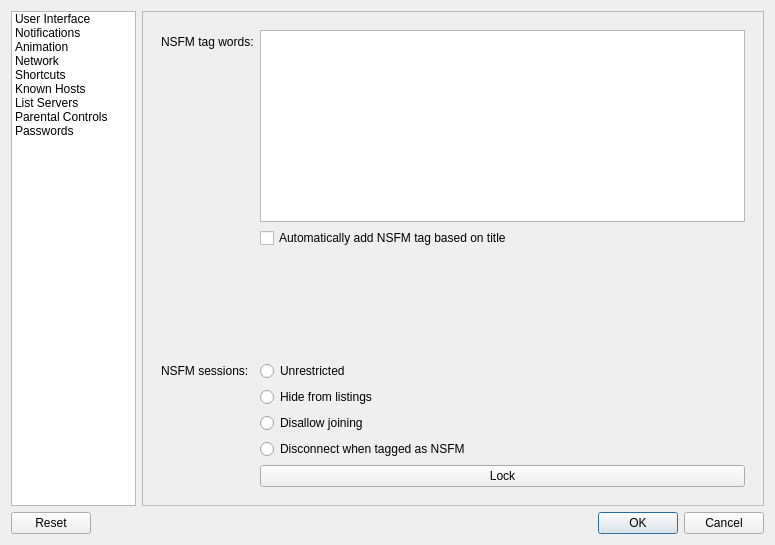
Old version of the form src/desktop/ui/settings.ui in the repository drawpile/Drawpile.
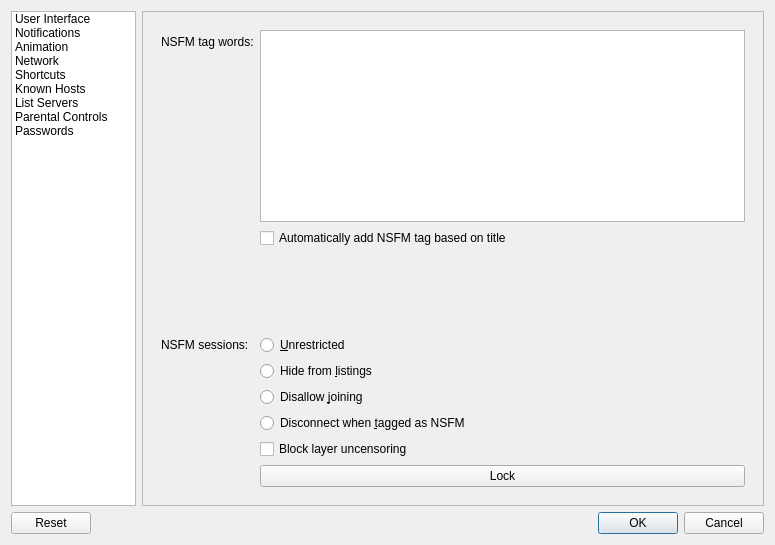
New version of the form. The open tabs and pages were chosen to show the change. Icons and pictures are not drawn.

Commit message:
Implement layer autocensoring
Protocol change: add a "flags" field to LayerAttributes.
When the censored flag is set (and censoring is not disabled)
a stripe pattern is drawn over non-null tiles of censored
layers.

```diff
--- a/src/desktop/ui/settings.ui
+++ b/src/desktop/ui/settings.ui
@@ -857,42 +857,49 @@
               </property>
              </widget>
             </item>
-            <item row="3" column="0">
+            <item row="4" column="0">
              <widget class="QLabel" name="label_14">
               <property name="text">
                <string>NSFM sessions:</string>
               </property>
              </widget>
             </item>
-            <item row="3" column="1">
-             <widget class="QRadioButton" name="nsfmUnrestricted">
-              <property name="text">
-               <string>Unrestricted</string>
-              </property>
-             </widget>
-            </item>
             <item row="4" column="1">
-             <widget class="QRadioButton" name="nsfmHide">
+             <widget class="QRadioButton" name="nsfmUnrestricted">
               <property name="text">
-               <string>Hide from listings</string>
+               <string>&amp;Unrestricted</string>
               </property>
              </widget>
             </item>
             <item row="5" column="1">
-             <widget class="QRadioButton" name="nsfmNoJoin">
+             <widget class="QRadioButton" name="nsfmHide">
               <property name="text">
-               <string>Disallow joining</string>
+               <string>Hide from &amp;listings</string>
               </property>
              </widget>
             </item>
             <item row="6" column="1">
+             <widget class="QRadioButton" name="nsfmNoJoin">
+              <property name="text">
+               <string>Disallow &amp;joining</string>
+              </property>
+             </widget>
+            </item>
+            <item row="7" column="1">
              <widget class="QRadioButton" name="nsfmDisconnect">
               <property name="text">
-               <string>Disconnect when tagged as NSFM</string>
+               <string>Disconnect when &amp;tagged as NSFM</string>
               </property>
              </widget>
             </item>
-            <item row="2" column="0">
+            <item row="9" column="1">
+             <widget class="QPushButton" name="nsfmLock">
+              <property name="text">
+               <string>Lock</string>
+              </property>
+             </widget>
+            </item>
+            <item row="3" column="1">
              <spacer name="verticalSpacer_8">
               <property name="orientation">
                <enum>Qt::Vertical</enum>
@@ -905,10 +912,10 @@
               </property>
              </spacer>
             </item>
-            <item row="7" column="1">
-             <widget class="QPushButton" name="nsfmLock">
+            <item row="8" column="1">
+             <widget class="QCheckBox" name="noUncensoring">
               <property name="text">
-               <string notr="true">Lock</string>
+               <string>Block layer uncensoring</string>
               </property>
              </widget>
             </item>
```
The commit also changes 27 other files.
